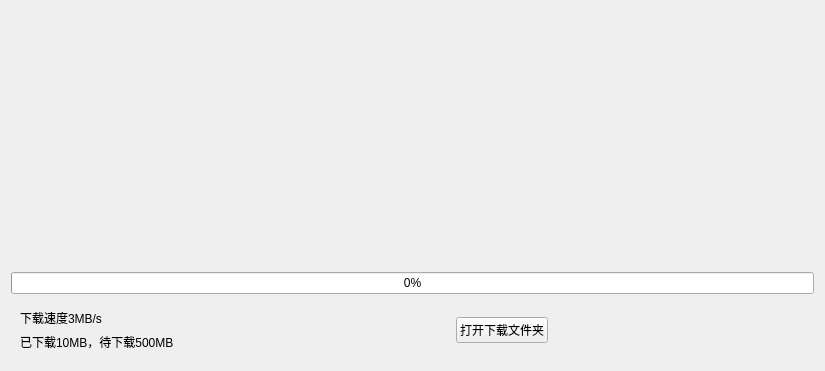
First picture: the form in app/pages/pagedownloadprogress.ui, repository liangtie/kicad-installer, before the edit.
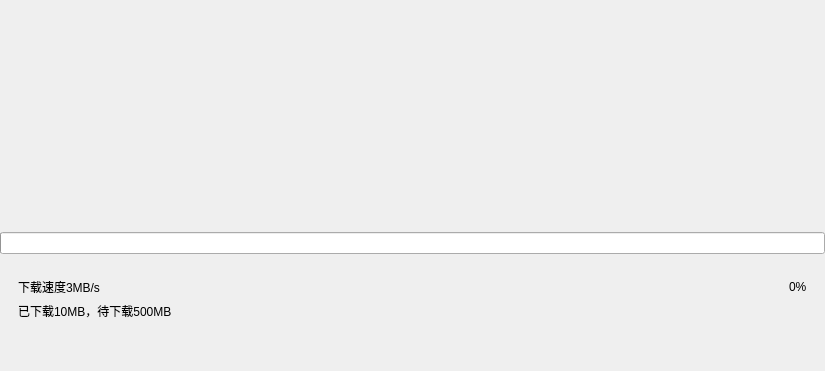
Second picture: the form after the edit.

Commit message:
feat(installer): update UI layout and remove unused files
- Update UI layout for logo widget, main window, and various pages
- Remove unused pageconfigportable.ui file
- Add new UI files for pageconfcontainer, pageopendownloaddir, and pageselectsavepath
- Update CMakeLists.txt to include new files
- Remove huaqiu-animate.gif from resources

The edit to the form file:
```diff
--- a/app/pages/pagedownloadprogress.ui
+++ b/app/pages/pagedownloadprogress.ui
@@ -14,6 +14,18 @@
    <string>Form</string>
   </property>
   <layout class="QVBoxLayout" name="verticalLayout_2">
+   <property name="leftMargin">
+    <number>0</number>
+   </property>
+   <property name="topMargin">
+    <number>0</number>
+   </property>
+   <property name="rightMargin">
+    <number>0</number>
+   </property>
+   <property name="bottomMargin">
+    <number>42</number>
+   </property>
    <item>
     <spacer name="verticalSpacer">
      <property name="orientation">
@@ -32,13 +44,23 @@
      <property name="value">
       <number>0</number>
      </property>
+     <property name="textVisible">
+      <bool>false</bool>
+     </property>
+     <property name="format">
+      <string/>
+     </property>
     </widget>
    </item>
    <item>
+    <widget class="QWidget" name="widget_p" native="true">
     <layout class="QHBoxLayout" name="horizontalLayout">
      <item>
       <widget class="QWidget" name="widget_progress" native="true">
        <layout class="QVBoxLayout" name="verticalLayout">
+         <property name="bottomMargin">
+          <number>0</number>
+         </property>
         <item>
          <widget class="QLabel" name="label_speed">
           <property name="text">
@@ -70,26 +92,39 @@
       </spacer>
      </item>
      <item>
-      <widget class="QPushButton" name="btn_open_dir">
+       <widget class="QWidget" name="widgetw" native="true">
+        <layout class="QVBoxLayout" name="verticalLayout_3">
+         <property name="leftMargin">
+          <number>9</number>
+         </property>
+         <property name="topMargin">
+          <number>9</number>
+         </property>
+         <property name="rightMargin">
+          <number>9</number>
+         </property>
+         <property name="bottomMargin">
+          <number>0</number>
+         </property>
+         <item>
+          <widget class="QLabel" name="label">
        <property name="text">
-        <string>打开下载文件夹</string>
+            <string>0%</string>
        </property>
       </widget>
      </item>
      <item>
-      <spacer name="horizontalSpacer_2">
-       <property name="orientation">
-        <enum>Qt::Orientation::Horizontal</enum>
-       </property>
-       <property name="sizeHint" stdset="0">
-        <size>
-         <width>40</width>
-         <height>20</height>
-        </size>
-       </property>
-      </spacer>
-     </item>
-    </layout>
+          <widget class="QLabel" name="label_2">
+           <property name="text">
+            <string/>
+           </property>
+          </widget>
+         </item>
+        </layout>
+       </widget>
+      </item>
+     </layout>
+    </widget>
    </item>
   </layout>
  </widget>
```
Lines whose indentation alone changed are shown as unchanged. The commit also changes 18 other files.
